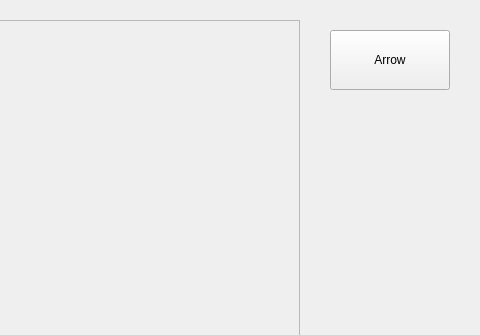
Qt form Annotation.ui (kok-s0s/annotation) before a commit; both pictures show x 620 to 1100 and y 0 to 335 of the 1100 by 640 pixel window.
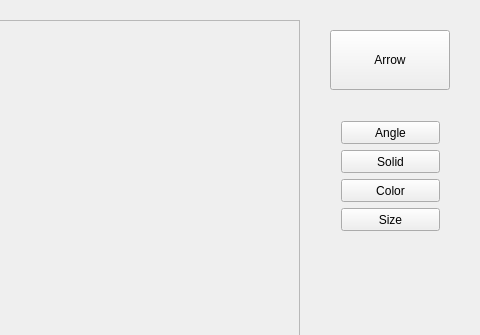
The same form after that commit.

Commit message: feat: use some btn to change arrow status

```diff
--- a/Annotation.ui
+++ b/Annotation.ui
@@ -63,6 +63,109 @@
      <string>Arrow</string>
     </property>
    </widget>
+   <widget class="QWidget" name="verticalLayoutWidget">
+    <property name="geometry">
+     <rect>
+      <x>950</x>
+      <y>110</y>
+      <width>121</width>
+      <height>131</height>
+     </rect>
+    </property>
+    <layout class="QVBoxLayout" name="verticalLayout">
+     <item>
+      <widget class="QPushButton" name="btnArrowAngle">
+       <property name="minimumSize">
+        <size>
+         <width>0</width>
+         <height>23</height>
+        </size>
+       </property>
+       <property name="text">
+        <string>Angle</string>
+       </property>
+      </widget>
+     </item>
+     <item>
+      <spacer name="verticalSpacer">
+       <property name="orientation">
+        <enum>Qt::Vertical</enum>
+       </property>
+       <property name="sizeHint" stdset="0">
+        <size>
+         <width>20</width>
+         <height>40</height>
+        </size>
+       </property>
+      </spacer>
+     </item>
+     <item>
+      <widget class="QPushButton" name="btnArrowSolid">
+       <property name="minimumSize">
+        <size>
+         <width>0</width>
+         <height>23</height>
+        </size>
+       </property>
+       <property name="text">
+        <string>Solid</string>
+       </property>
+      </widget>
+     </item>
+     <item>
+      <spacer name="verticalSpacer_2">
+       <property name="orientation">
+        <enum>Qt::Vertical</enum>
+       </property>
+       <property name="sizeHint" stdset="0">
+        <size>
+         <width>20</width>
+         <height>40</height>
+        </size>
+       </property>
+      </spacer>
+     </item>
+     <item>
+      <widget class="QPushButton" name="btnArrowColor">
+       <property name="minimumSize">
+        <size>
+         <width>0</width>
+         <height>23</height>
+        </size>
+       </property>
+       <property name="text">
+        <string>Color</string>
+       </property>
+      </widget>
+     </item>
+     <item>
+      <spacer name="verticalSpacer_3">
+       <property name="orientation">
+        <enum>Qt::Vertical</enum>
+       </property>
+       <property name="sizeHint" stdset="0">
+        <size>
+         <width>20</width>
+         <height>40</height>
+        </size>
+       </property>
+      </spacer>
+     </item>
+     <item>
+      <widget class="QPushButton" name="btnArrowSize">
+       <property name="minimumSize">
+        <size>
+         <width>0</width>
+         <height>23</height>
+        </size>
+       </property>
+       <property name="text">
+        <string>Size</string>
+       </property>
+      </widget>
+     </item>
+    </layout>
+   </widget>
   </widget>
  </widget>
  <layoutdefault spacing="6" margin="11"/>
```
The commit also changes 6 other files.
